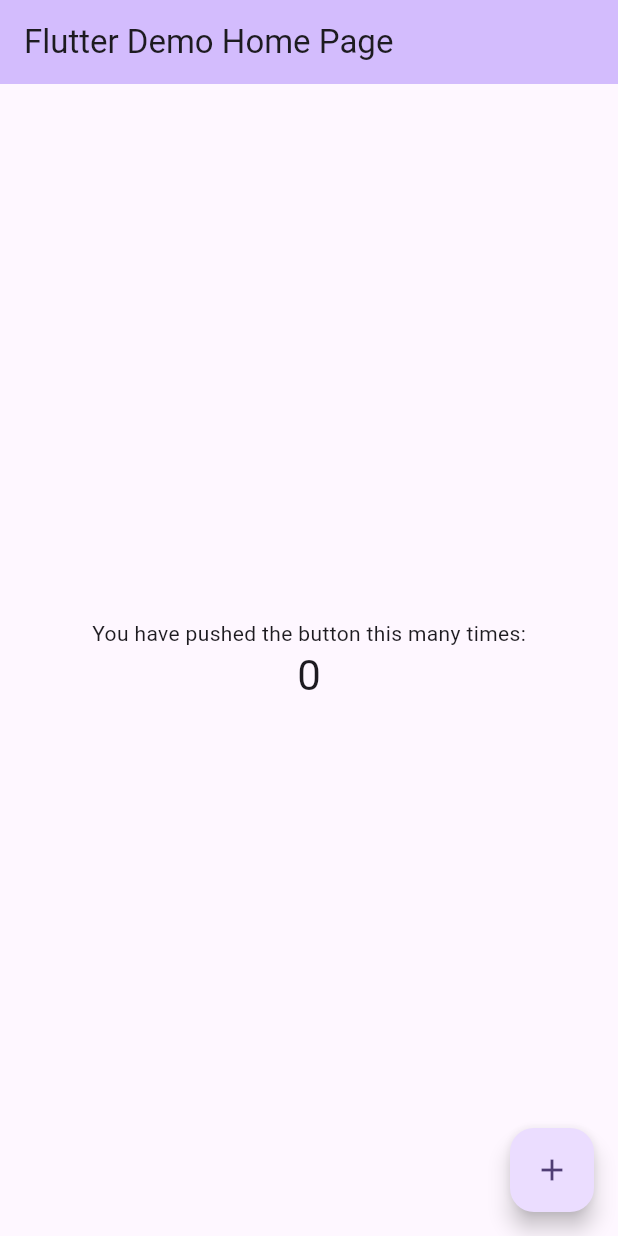
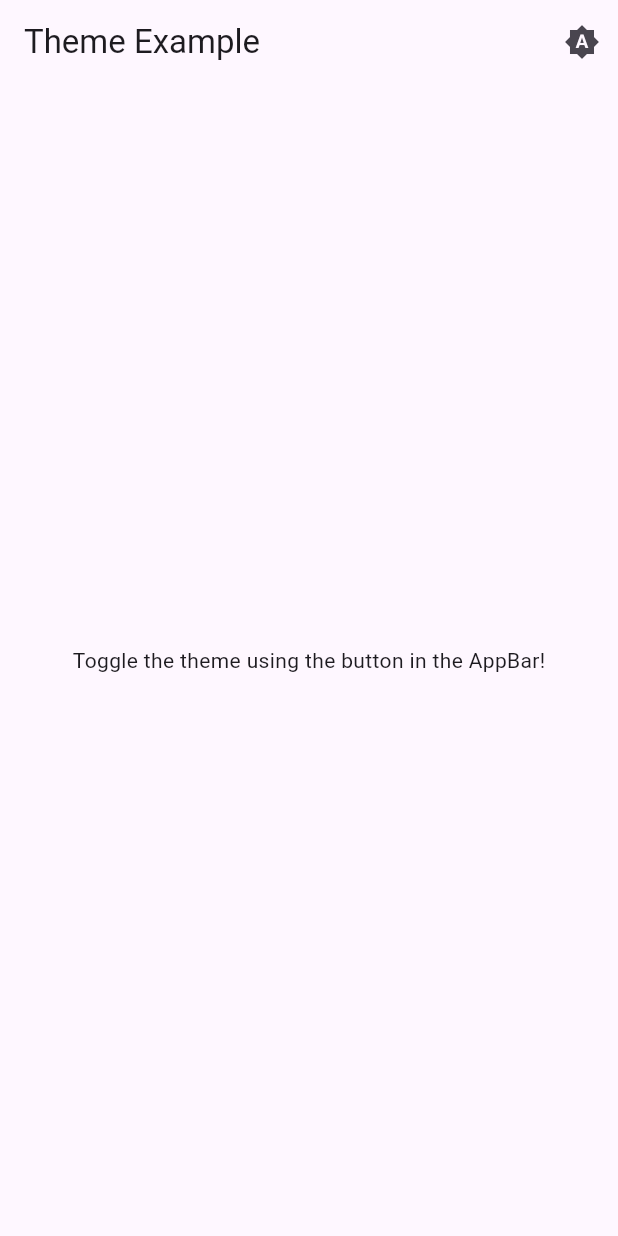
Before and after one commit to Aboud-KHalaf/Tatbeeqi, a Flutter app: the screen it shows after launch, on a phone screen of 412 x 824 dp. Run offline on Flutter 3.47's test engine with Material 3 defaults, Android fonts, the phone set to English and light mode, and no system bars; our stand-ins replace dartz, equatable, flutter_bloc, get_it, shared_preferences.

Commit message:
feat(theme_mode): implement theme mode feature with Cubit and Clean Architecture
- Added ThemeModeCubit to manage light/dark mode state
- Implemented use cases: GetThemeMode and SetThemeMode
- Created ThemeModeRepository and its local implementation using SharedPreferences
- Structured theme_mode feature into data, domain, and presentation layers
- Integrated theme state into the app's root using BlocProvider and BlocBuilder
- Applied persistent storage for user-selected theme mode

This sets up the foundation for scalable, persistent theme management across the app.

```diff
--- /dev/null
+++ b/devtools_options.yaml
@@ -0,0 +1,3 @@
+description: This file stores settings for Dart & Flutter DevTools.
+documentation: https://docs.flutter.dev/tools/devtools/extensions#configure-extension-enablement-states
+extensions:
--- /dev/null
+++ b/lib/core/constants/shared_preferences_keys_constants.dart
@@ -0,0 +1,3 @@
+class SharedPreferencesKeysConstants {
+  static const String themeKey = 'app_theme_mode';
+}
--- /dev/null
+++ b/lib/core/error/failures.dart
@@ -0,0 +1,43 @@
+import 'package:equatable/equatable.dart';
+
+/// Base Failure class. All specific failures should extend this.
+/// I am using Equatable for easier value comparison in tests.
+abstract class Failure extends Equatable {
+  // Pass properties to the Equatable superclass constructor
+  // if you want failures to be distinguishable based on properties.
+  // Ex: final String message;
+  // const Failure([this.message = '']);
+  // @override
+  // List<Object> get props => [message];
+
+  // For simplicity here, we won't add properties differentiating failures
+  const Failure();
+
+  @override
+  List<Object> get props => [];
+}
+
+/// Represents a failure related to caching operations (e.g., SharedPreferences).
+class CacheFailure extends Failure {
+  final String message;
+
+  const CacheFailure({this.message = 'Failed to access cache'});
+
+  @override
+  List<Object> get props => [message];
+}
+
+/// Represents a generic failure (can be used as a fallback).
+class GeneralFailure extends Failure {
+  final String message;
+
+  const GeneralFailure({this.message = 'An unexpected error occurred'});
+
+  @override
+  List<Object> get props => [message];
+}
+
+
+//  other specific failures corresponding to exceptions
+// class ServerFailure extends Failure {}
+// class NetworkFailure extends Failure {}
--- /dev/null
+++ b/lib/core/usecases/usecase.dart
@@ -0,0 +1,8 @@
+import 'package:dartz/dartz.dart';
+import '../error/failures.dart';
+
+abstract class UseCase<Type, Params> {
+  Future<Either<Failure, Type>> call([Params params]);
+}
+
+class NoParams {}
--- /dev/null
+++ b/lib/features/theme/domain/usecases/get_theme_mode_usecase.dart
@@ -0,0 +1,16 @@
+import 'package:flutter/material.dart';
+import 'package:dartz/dartz.dart';
+import '../../../../core/error/failures.dart';
+import '../../../../core/usecases/usecase.dart';
+import '../repositories/theme_repository.dart';
+
+class GetThemeModeUseCase extends UseCase<ThemeMode, NoParams> {
+  final ThemeRepository repository;
+
+  GetThemeModeUseCase(this.repository);
+
+  @override
+  Future<Either<Failure, ThemeMode>> call([NoParams? params]) async {
+    return await repository.getThemeMode();
+  }
+}
--- /dev/null
+++ b/lib/features/theme/domain/usecases/set_theme_mode_usecase.dart
@@ -0,0 +1,16 @@
+import 'package:flutter/material.dart';
+import 'package:dartz/dartz.dart';
+import '../../../../core/error/failures.dart';
+import '../repositories/theme_repository.dart';
+import '../../../../core/usecases/usecase.dart';
+
+class SetThemeModeUseCase extends UseCase<void, ThemeMode> {
+  final ThemeRepository repository;
+
+  SetThemeModeUseCase(this.repository);
+
+  @override
+  Future<Either<Failure, void>> call([ThemeMode? params]) async {
+    return await repository.setThemeMode(params!);
+  }
+}
--- /dev/null
+++ b/lib/features/theme/presentation/manager/theme_cubit.dart
@@ -0,0 +1,80 @@
+import 'package:flutter/material.dart';
+import 'package:flutter_bloc/flutter_bloc.dart';
+import '../../../../core/error/failures.dart';
+import '../../../../core/usecases/usecase.dart';
+import '../../domain/usecases/get_theme_mode_usecase.dart';
+import '../../domain/usecases/set_theme_mode_usecase.dart';
+
+class ThemeCubit extends Cubit<ThemeMode> {
+  final GetThemeModeUseCase _getThemeModeUseCase;
+  final SetThemeModeUseCase _setThemeModeUseCase;
+
+  ThemeCubit({
+    required GetThemeModeUseCase getThemeModeUseCase,
+    required SetThemeModeUseCase setThemeModeUseCase,
+    // Initial theme defaults to system, loadThemeMode will overwrite if successful
+  })  : _getThemeModeUseCase = getThemeModeUseCase,
+        _setThemeModeUseCase = setThemeModeUseCase,
+        super(ThemeMode.system); // Start with system theme
+
+  /// Loads the saved theme mode from storage and emits it.
+  /// Emits [ThemeMode.system] if loading fails.
+  Future<void> loadThemeMode() async {
+    //  using Base UseCase with NoParams:
+    final result = await _getThemeModeUseCase(NoParams());
+
+    // Use fold to handle Either<Failure, ThemeMode>
+    result.fold(
+      (failure) {
+        // On failure, emit the default system theme and log the error
+        print('Error loading theme: ${_mapFailureToMessage(failure)}');
+        emit(ThemeMode.system);
+      },
+      (themeMode) {
+        // On success, emit the loaded theme mode
+        emit(themeMode);
+      },
+    );
+  }
+
+  /// Sets the theme mode, persists it, and emits the new state.
+  /// If saving fails, the state is not changed (or you could emit an error state).
+  Future<void> setThemeMode(ThemeMode mode) async {
+    final previousState = state; // Keep track of the current state
+    emit(mode); // Optimistically update the UI
+
+    //  using Base UseCase:
+    final result = await _setThemeModeUseCase(mode);
+
+    // Use fold to handle Either<Failure, void> for the save operation
+    result.fold(
+      (failure) {
+        // If saving failed, revert to the previous state and log error
+        print('Error setting theme: ${_mapFailureToMessage(failure)}');
+        emit(previousState); // Revert optimistic update
+        // Optionally: emit a specific error state or show a snackbar
+      },
+      (_) {
+        // On success (Right side contains unit), the state is already emitted optimistically.
+        // No further action needed here.
+      },
+    );
+  }
+
+  // Helper function to convert Failure types to readable messages (optional)
+  String _mapFailureToMessage(Failure failure) {
+    switch (failure.runtimeType) {
+      case CacheFailure _:
+        // Access the message property if you defined it
+        return (failure as CacheFailure).message.isNotEmpty
+            ? failure.message
+            : 'Cache Error';
+      case GeneralFailure _:
+        return (failure as GeneralFailure).message.isNotEmpty
+            ? failure.message
+            : 'An unexpected error occurred';
+      default:
+        return 'Unexpected error';
+    }
+  }
+}
--- /dev/null
+++ b/lib/features/theme/presentation/widgets/theme_toggle_widget.dart
@@ -0,0 +1,42 @@
+// lib/features/theme/presentation/widgets/theme_toggle.dart
+import 'package:flutter/material.dart';
+import 'package:flutter_bloc/flutter_bloc.dart';
+
+import '../manager/theme_cubit.dart';
+
+class ThemeToggleWidget extends StatelessWidget {
+  const ThemeToggleWidget({super.key});
+
+  @override
+  Widget build(BuildContext context) {
+    // Get the current theme mode from the Cubit
+    final currentMode = context.watch<ThemeCubit>().state;
+
+    return IconButton(
+      icon: Icon(
+        currentMode == ThemeMode.light
+            ? Icons.dark_mode
+            : currentMode == ThemeMode.dark
+                ? Icons.light_mode
+                : Icons.brightness_auto, // Or specific icon for system
+      ),
+      tooltip: 'Toggle Theme',
+      onPressed: () {
+        // Read the Cubit instance (don't need to listen here)
+        final cubit = context.read<ThemeCubit>();
+        ThemeMode nextMode;
+
+        // Cycle through modes: Light -> Dark -> System -> Light ...
+        if (currentMode == ThemeMode.light) {
+          nextMode = ThemeMode.dark;
+        } else if (currentMode == ThemeMode.dark) {
+          nextMode = ThemeMode.light;
+        } else {
+          nextMode = ThemeMode.system;
+        }
+        // Call the Cubit method to change the theme
+        cubit.setThemeMode(nextMode);
+      },
+    );
+  }
+}
--- a/lib/main.dart
+++ b/lib/main.dart
@@ -1,125 +1,86 @@
 import 'package:flutter/material.dart';
+import 'package:flutter_bloc/flutter_bloc.dart';
 
-void main() {
+import 'core/di/injection_container.dart'; // Dependency Injection setup
+
+import 'features/theme/presentation/manager/theme_cubit.dart';
+import 'features/theme/presentation/widgets/theme_toggle_widget.dart'; // Import GetIt
+
+void main() async {
+  // Ensure Flutter bindings are initialized
+  WidgetsFlutterBinding.ensureInitialized();
+
+  // Initialize dependency injection
+  await init();
+
+  // Optional: Pre-load the theme before the app starts
+  // This avoids a flicker if the initial state (system) differs from saved state
+  // final initialTheme = await di.sl<GetThemeModeUseCase>()(); // Load theme via DI
+  // Or load within the Cubit using an init method called after providing
+
   runApp(const MyApp());
 }
 
 class MyApp extends StatelessWidget {
   const MyApp({super.key});
 
-  // This widget is the root of your application.
   @override
   Widget build(BuildContext context) {
-    return MaterialApp(
-      title: 'Flutter Demo',
-      theme: ThemeData(
-        // This is the theme of your application.
-        //
-        // TRY THIS: Try running your application with "flutter run". You'll see
-        // the application has a purple toolbar. Then, without quitting the app,
-        // try changing the seedColor in the colorScheme below to Colors.green
-        // and then invoke "hot reload" (save your changes or press the "hot
-        // reload" button in a Flutter-supported IDE, or press "r" if you used
-        // the command line to start the app).
-        //
-        // Notice that the counter didn't reset back to zero; the application
-        // state is not lost during the reload. To reset the state, use hot
-        // restart instead.
-        //
-        // This works for code too, not just values: Most code changes can be
-        // tested with just a hot reload.
-        colorScheme: ColorScheme.fromSeed(seedColor: Colors.deepPurple),
-        useMaterial3: true,
-      ),
-      home: const MyHomePage(title: 'Flutter Demo Home Page'),
+    // Provide the ThemeCubit at the top of the widget tree
+    return BlocProvider(
+      // Use the GetIt instance to create the ThemeCubit
+      create: (_) => sl<ThemeCubit>()
+        ..loadThemeMode(), // Load initial theme when Cubit is created
+      child: const App(), // Your main App widget
     );
   }
 }
 
-class MyHomePage extends StatefulWidget {
-  const MyHomePage({super.key, required this.title});
-
-  // This widget is the home page of your application. It is stateful, meaning
-  // that it has a State object (defined below) that contains fields that affect
-  // how it looks.
-
-  // This class is the configuration for the state. It holds the values (in this
-  // case the title) provided by the parent (in this case the App widget) and
-  // used by the build method of the State. Fields in a Widget subclass are
-  // always marked "final".
-
-  final String title;
-
-  @override
-  State<MyHomePage> createState() => _MyHomePageState();
-}
-
-class _MyHomePageState extends State<MyHomePage> {
-  int _counter = 0;
-
-  void _incrementCounter() {
-    setState(() {
-      // This call to setState tells the Flutter framework that something has
-      // changed in this State, which causes it to rerun the build method below
-      // so that the display can reflect the updated values. If we changed
-      // _counter without calling setState(), then the build method would not be
-      // called again, and so nothing would appear to happen.
-      _counter++;
-    });
-  }
+class App extends StatelessWidget {
+  const App({super.key});
 
   @override
   Widget build(BuildContext context) {
-    // This method is rerun every time setState is called, for instance as done
-    // by the _incrementCounter method above.
-    //
-    // The Flutter framework has been optimized to make rerunning build methods
-    // fast, so that you can just rebuild anything that needs updating rather
-    // than having to individually change instances of widgets.
-    return Scaffold(
-      appBar: AppBar(
-        // TRY THIS: Try changing the color here to a specific color (to
-        // Colors.amber, perhaps?) and trigger a hot reload to see the AppBar
-        // change color while the other colors stay the same.
-        backgroundColor: Theme.of(context).colorScheme.inversePrimary,
-        // Here we take the value from the MyHomePage object that was created by
-        // the App.build method, and use it to set our appbar title.
-        title: Text(widget.title),
-      ),
-      body: Center(
-        // Center is a layout widget. It takes a single child and positions it
-        // in the middle of the parent.
-        child: Column(
-          // Column is also a layout widget. It takes a list of children and
-          // arranges them vertically. By default, it sizes itself to fit its
-          // children horizontally, and tries to be as tall as its parent.
-          //
-          // Column has various properties to control how it sizes itself and
-          // how it positions its children. Here we use mainAxisAlignment to
-          // center the children vertically; the main axis here is the vertical
-          // axis because Columns are vertical (the cross axis would be
-          // horizontal).
-          //
-          // TRY THIS: Invoke "debug painting" (choose the "Toggle Debug Paint"
-          // action in the IDE, or press "p" in the console), to see the
-          // wireframe for each widget.
-          mainAxisAlignment: MainAxisAlignment.center,
-          children: <Widget>[
-            const Text(
-              'You have pushed the button this many times:',
-            ),
-            Text(
-              '$_counter',
-              style: Theme.of(context).textTheme.headlineMedium,
-            ),
-          ],
-        ),
-      ),
-      floatingActionButton: FloatingActionButton(
-        onPressed: _incrementCounter,
-        tooltip: 'Increment',
-        child: const Icon(Icons.add),
-      ), // This trailing comma makes auto-formatting nicer for build methods.
+    // BlocBuilder listens to ThemeCubit state changes and rebuilds MaterialApp
+    return BlocBuilder<ThemeCubit, ThemeMode>(
+      builder: (context, themeMode) {
+        return MaterialApp(
+          title: 'Theme Toggle App',
+          // Define your light and dark themes
+          theme: ThemeData(
+            brightness: Brightness.light,
+            primarySwatch: Colors.blue,
+            // ... other light theme properties
+          ),
+          darkTheme: ThemeData(
+            brightness: Brightness.dark,
+            primarySwatch: Colors.indigo,
+            // ... other dark theme properties
+          ),
+          // Set the themeMode based on the Cubit's state
+          themeMode: themeMode,
+          home: const HomePage(),
+        );
+      },
     );
   }
 }
+
+class HomePage extends StatelessWidget {
+  const HomePage({super.key});
+
+  @override
+  Widget build(BuildContext context) {
+    return Scaffold(
+      appBar: AppBar(
+        title: const Text('Theme Example'),
+        actions: const [
+          ThemeToggleWidget(), // Add the toggle button/icon
+        ],
+      ),
+      body: const Center(
+        child: Text('Toggle the theme using the button in the AppBar!'),
+      ),
+    );
+  }
+}
--- a/pubspec.yaml
+++ b/pubspec.yaml
@@ -29,12 +29,13 @@ environment:
 # versions available, run `flutter pub outdated`.
 dependencies:
   cupertino_icons: ^1.0.8
+  dartz: ^0.10.1
+  equatable: ^2.0.7
   flutter:
     sdk: flutter
   flutter_bloc: ^9.1.0
   get_it: ^8.0.3
   shared_preferences: ^2.5.3
-  equatable: ^2.0.7
 
 dev_dependencies:
   flutter_lints: ^4.0.0
```
Also changed, not shown: lib/core/di/injection_container.dart (added, +46 -0 lines), lib/core/error/exceptions.dart (added, +13 -0 lines), lib/features/theme/data/datasources/theme_local_data_source.dart (added, +60 -0 lines), lib/features/theme/data/repositories/theme_repository_impl.dart (added, +44 -0 lines), lib/features/theme/domain/repositories/theme_repository.dart (added, +11 -0 lines), pubspec.lock.
